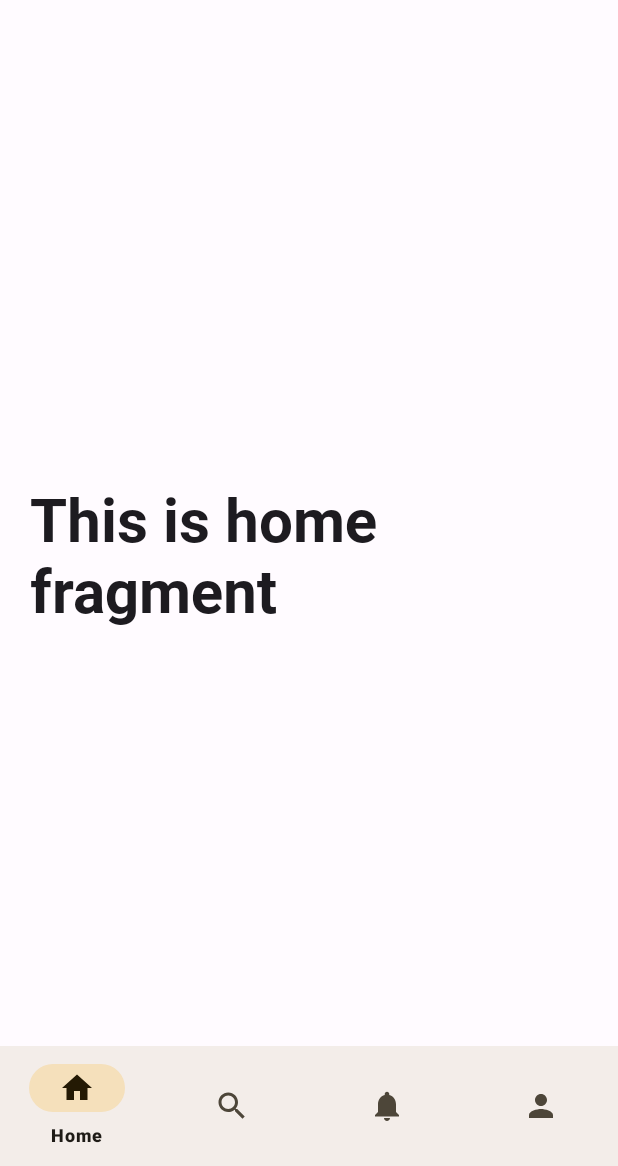
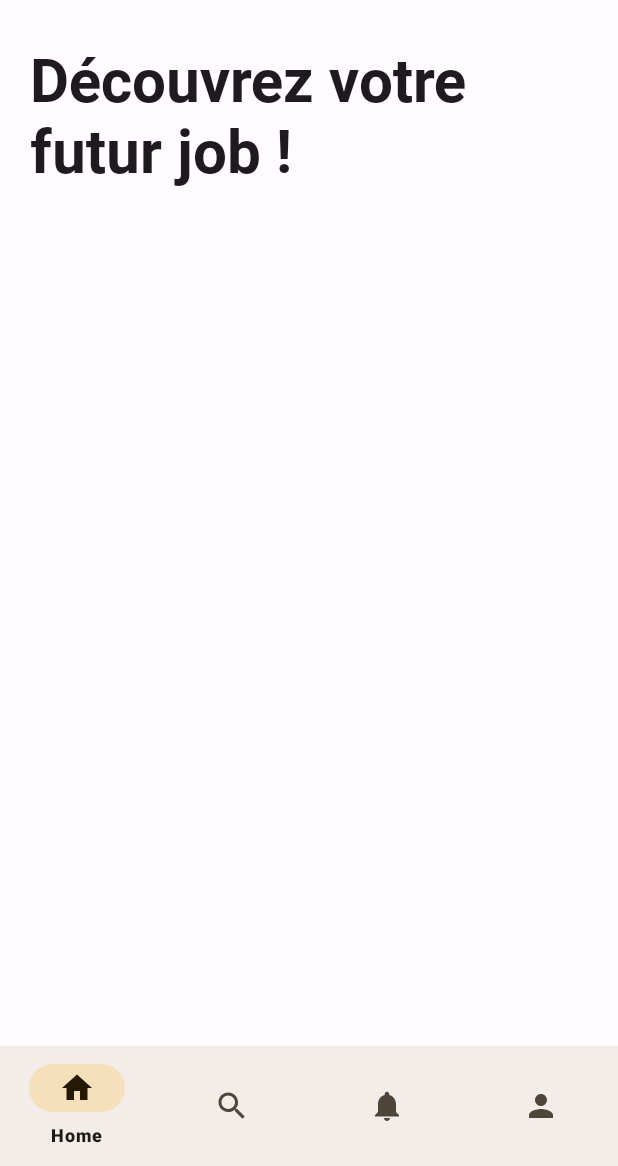
Before and after one commit to LoloLeMono/InterIm, an Android app: the screen it shows after launch (MainActivity), on a phone screen of 412 x 824 dp, the part 70-1236 px from its top. Run offline under Robolectric (Android 15) with nearby library versions, the phone set to English and light mode, and no system bars; our stand-ins replace navigation-ui.

Commit message:
Fix home fragment position

```diff
--- a/app/src/main/java/com/mobile/inter_im/ui/home/HomeViewModel.java
+++ b/app/src/main/java/com/mobile/inter_im/ui/home/HomeViewModel.java
@@ -10,7 +10,7 @@ public class HomeViewModel extends ViewModel {
 
     public HomeViewModel() {
         mText = new MutableLiveData<>();
-        mText.setValue("This is home fragment");
+        mText.setValue("Découvrez votre futur job !");
     }
 
     public LiveData<String> getText() {
--- a/app/src/main/res/layout/activity_main.xml
+++ b/app/src/main/res/layout/activity_main.xml
@@ -33,6 +33,20 @@
         app:titleCentered = 'true'
         tools:ignore="MissingConstraints" />
 
+    <fragment
+        android:id="@+id/nav_host_fragment_activity_main"
+        android:name="androidx.navigation.fragment.NavHostFragment"
+        android:layout_width="match_parent"
+        android:layout_height="wrap_content"
+        app:defaultNavHost="true"
+        app:layout_constraintBottom_toTopOf="@+id/nav_view"
+        app:layout_constraintHorizontal_bias="0.0"
+        app:layout_constraintLeft_toLeftOf="parent"
+        app:layout_constraintRight_toRightOf="parent"
+        app:layout_constraintTop_toBottomOf="@+id/topAppBar"
+        app:layout_constraintVertical_bias="0.0"
+        app:navGraph="@navigation/mobile_navigation" />
+
     <com.google.android.material.bottomnavigation.BottomNavigationView
         android:id="@+id/nav_view"
         android:layout_width="0dp"
@@ -45,17 +59,4 @@
         app:layout_constraintRight_toRightOf="parent"
         app:menu="@menu/bottom_nav_menu"/>
 
-    <fragment
-        android:id="@+id/nav_host_fragment_activity_main"
-        android:name="androidx.navigation.fragment.NavHostFragment"
-        android:layout_width="match_parent"
-        android:layout_height="match_parent"
-        app:defaultNavHost="true"
-        app:layout_constraintBottom_toTopOf="@id/nav_view"
-        app:layout_constraintLeft_toLeftOf="parent"
-        app:layout_constraintRight_toRightOf="parent"
-        app:layout_constraintTop_toTopOf="parent"
-        app:navGraph="@navigation/mobile_navigation"
-    />
-
 </androidx.constraintlayout.widget.ConstraintLayout>
--- a/app/src/main/res/layout/fragment_home.xml
+++ b/app/src/main/res/layout/fragment_home.xml
@@ -20,10 +20,8 @@
         android:textSize="40sp"
         android:fontFamily="@font/roboto_bold"
         android:textColor="?android:attr/textColorPrimary"
-        android:text="Découvrez votre futur job !"
 
         app:layout_constraintEnd_toEndOf='parent'
         app:layout_constraintStart_toStartOf="parent"
-        app:layout_constraintTop_toTopOf="parent"
-        app:layout_constraintBottom_toBottomOf="parent"/>
+        app:layout_constraintTop_toTopOf="parent"/>
 </androidx.constraintlayout.widget.ConstraintLayout>
```
